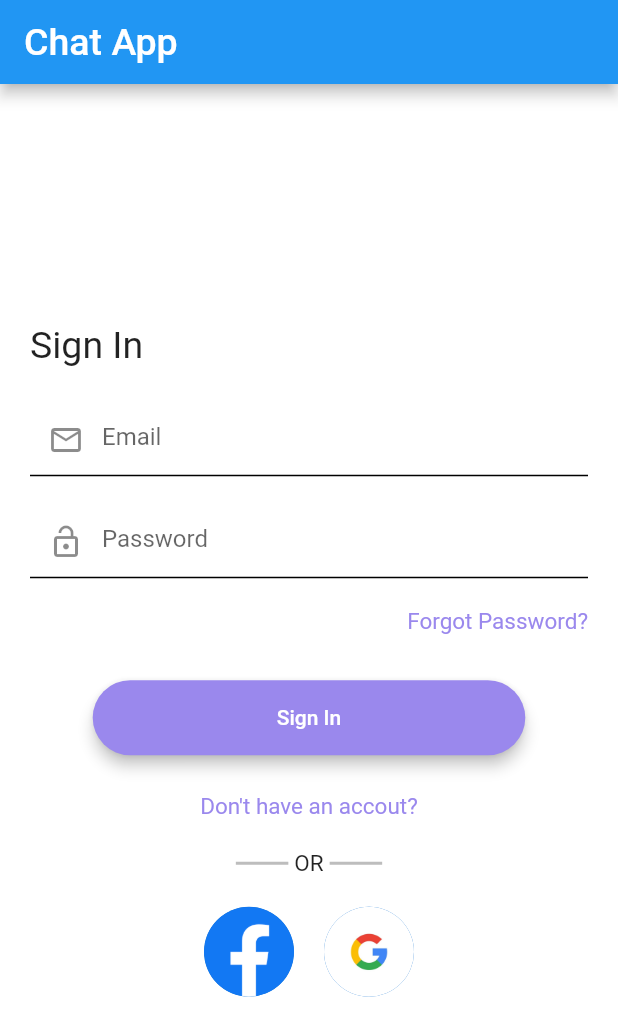
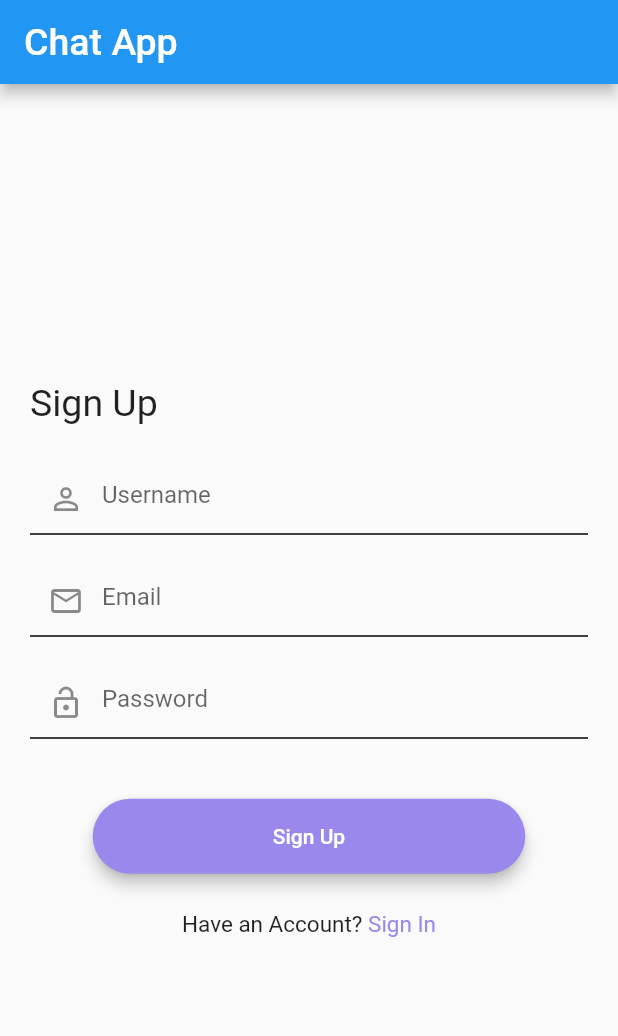
Before and after one commit to Apeksh742/chat_app, a Flutter app: the screen it shows after launch, on a phone screen of 412 x 824 dp. Shown: the top 1036 px of the screen. Run offline on Flutter 3.47's test engine with Material 2 defaults, Android fonts, the phone set to English and light mode, and no system bars; our stand-ins replace google_fonts.

Commit message:
Sign In/ Sign Up Page UI complete

```diff
--- a/lib/Pages/signin.dart
+++ b/lib/Pages/signin.dart
@@ -9,7 +9,6 @@ class SignIn extends StatefulWidget {
 class _SignInState extends State<SignIn> {
   @override
   Widget build(BuildContext context) {
-
     return Scaffold(
         appBar: appBarMain(context),
         backgroundColor: Colors.white,
@@ -22,69 +21,93 @@ class _SignInState extends State<SignIn> {
                 padding: const EdgeInsets.all(20.0),
                 child: Column(
                   children: [
-                    Align(alignment: Alignment.centerLeft,
-                    child: Text("Sign In",style: TextStyle(fontSize: 25,fontWeight: FontWeight.w400),)),
-                    SizedBox(height:25),
-                    TextField(
-                      keyboardType: TextInputType.emailAddress,
-                      decoration: InputDecoration(
-                      enabledBorder: UnderlineInputBorder(
-                        borderSide: BorderSide(color: Colors.black)
+                    Align(
+                        alignment: Alignment.centerLeft,
+                        child: Text(
+                          "Sign In",
+                          style: TextStyle(
+                              fontSize: 25, fontWeight: FontWeight.w400),
+                        )),
+                    SizedBox(height: 25),
+                    signInAndSignUpUpTextFields(
+                        context, "Email", false, Icon(Icons.email_outlined)),
+                    SizedBox(
+                      height: 20,
                     ),
-                      prefixIcon: Icon(Icons.email_outlined),
-                      hintText: "Email"
-                    ),),
-                     SizedBox(height: 20,),
-                     TextField(decoration: InputDecoration(
-                      enabledBorder: UnderlineInputBorder(
-                      borderSide: BorderSide(color: Colors.black)
-                      ),
-                      prefixIcon: Icon(Icons.lock_open,),
-                      hintText: "Password"
-                    ),
-                    obscureText: true,),
+                    signInAndSignUpUpTextFields(context, "Password", true,
+                        Icon(Icons.lock_open_outlined)),
                     SizedBox(height: 20),
                     Align(
                         alignment: Alignment.centerRight,
-                      child: Text("Forgot Password?", style: TextStyle(color: Color(0xff9A88ED),fontSize: 15),)
+                        child: Text(
+                          "Forgot Password?",
+                          style:
+                              TextStyle(color: Color(0xff9A88ED), fontSize: 15),
+                        )),
+                    SizedBox(
+                      height: 30,
                     ),
-                    SizedBox(height: 30,),
-                    MaterialButton(onPressed: (){
-
-                    },
+                    MaterialButton(
+                      onPressed: () {},
                       elevation: 4,
                       height: 50,
-                    minWidth: MediaQuery.of(context).size.width*0.7,
-                    shape: RoundedRectangleBorder(borderRadius: BorderRadius.circular(30)),
+                      minWidth: MediaQuery.of(context).size.width * 0.7,
+                      shape: RoundedRectangleBorder(
+                          borderRadius: BorderRadius.circular(30)),
                       color: Color(0xff9A88ED),
                       colorBrightness: Brightness.dark,
                       child: Text("Sign In"),
                     ),
-                    SizedBox(height: 25,),
-                    Text("Don't have an accout?",style: TextStyle(color: Color(0xff9A88ED),fontSize: 15),),
-                    SizedBox(height:20),
-                    Row(mainAxisAlignment: MainAxisAlignment.center,
+                    SizedBox(
+                      height: 25,
+                    ),
+                    Text(
+                      "Don't have an accout?",
+                      style: TextStyle(color: Color(0xff9A88ED), fontSize: 15),
+                    ),
+                    SizedBox(height: 20),
+                    Row(
+                      mainAxisAlignment: MainAxisAlignment.center,
                       children: [
-                      Container(height: 2,width:35, color: Colors.grey.shade400,),
-                      SizedBox(width:4),
-                      Text("OR",style: TextStyle(fontSize: 15)),
-                      SizedBox(width:4),
-                      Container(height: 2,width:35, color: Colors.grey.shade400,)
-                      ],),
-                    SizedBox(height: 20,),
-                    Row(mainAxisAlignment: MainAxisAlignment.center,
+                        Container(
+                          height: 2,
+                          width: 35,
+                          color: Colors.grey.shade400,
+                        ),
+                        SizedBox(width: 4),
+                        Text("OR", style: TextStyle(fontSize: 15)),
+                        SizedBox(width: 4),
+                        Container(
+                          height: 2,
+                          width: 35,
+                          color: Colors.grey.shade400,
+                        )
+                      ],
+                    ),
+                    SizedBox(
+                      height: 20,
+                    ),
+                    Row(
+                      mainAxisAlignment: MainAxisAlignment.center,
                       children: [
-                        CircleAvatar(radius: 30,backgroundImage: AssetImage("assets/logos/Facebook.png"),),
-                        SizedBox(width:20),
-                        CircleAvatar(radius: 30,backgroundImage: AssetImage("assets/logos/Google.jpg"),),
-                    ],)
+                        CircleAvatar(
+                          radius: 30,
+                          backgroundImage:
+                              AssetImage("assets/logos/Facebook.png"),
+                        ),
+                        SizedBox(width: 20),
+                        CircleAvatar(
+                          radius: 30,
+                          backgroundImage:
+                              AssetImage("assets/logos/Google.jpg"),
+                        ),
+                      ],
+                    )
                   ],
                 ),
               )
             ],
           ),
-            )
-            )
-            );
+        )));
   }
 }
--- a/lib/Pages/signup.dart
+++ b/lib/Pages/signup.dart
@@ -0,0 +1,80 @@
+import 'package:chat_app/Widget/widget.dart';
+import 'package:flutter/material.dart';
+
+class SignUp extends StatefulWidget {
+  @override
+  _SignUpState createState() => _SignUpState();
+}
+
+class _SignUpState extends State<SignUp> {
+  @override
+  Widget build(BuildContext context) {
+    return Scaffold(
+      appBar: appBarMain(context),
+      body: Center(
+            child: SingleChildScrollView(
+          child: Column(
+            mainAxisAlignment: MainAxisAlignment.center,
+            children: [
+              Padding(
+                padding: const EdgeInsets.all(20.0),
+                child: Column(
+                  children: [
+                    Align(
+                        alignment: Alignment.centerLeft,
+                        child: Text(
+                          "Sign Up",
+                          style: TextStyle(
+                              fontSize: 25, fontWeight: FontWeight.w400),
+                        )),
+                    SizedBox(height: 25),
+                    signInAndSignUpUpTextFields(
+                        context, "Username", false, Icon(Icons.person_outline)),
+                    SizedBox(height: 20),
+                    signInAndSignUpUpTextFields(
+                        context, "Email", false, Icon(Icons.email_outlined)),
+                    SizedBox(
+                      height: 20,
+                    ),
+                    signInAndSignUpUpTextFields(context, "Password", true,
+                        Icon(Icons.lock_open_outlined)),
+                    SizedBox(
+                      height: 40,
+                    ),
+                    MaterialButton(
+                      onPressed: () {},
+                      elevation: 4,
+                      height: 50,
+                      minWidth: MediaQuery.of(context).size.width * 0.7,
+                      shape: RoundedRectangleBorder(
+                          borderRadius: BorderRadius.circular(30)),
+                      color: Color(0xff9A88ED),
+                      colorBrightness: Brightness.dark,
+                      child: Text("Sign Up"),
+                    ),
+                    SizedBox(
+                      height: 25,
+                    ),
+                    Row(
+                      mainAxisAlignment: MainAxisAlignment.center,
+                      children: [
+                        Text(
+                          "Have an Account?",
+                          style: TextStyle(fontSize: 15),
+                        ),
+                        Text(
+                          " Sign In",
+                          style: TextStyle(color: Color(0xff9A88ED), fontSize: 15),
+                        ),
+
+                      ],
+                    ),
+                  ],
+                ),
+              )
+            ],
+          ),
+        )),
+    );
+  }
+}
--- a/lib/Widget/widget.dart
+++ b/lib/Widget/widget.dart
@@ -8,3 +8,18 @@ Widget appBarMain(BuildContext context) {
     style: GoogleFonts.roboto(fontWeight: FontWeight.w500, fontSize: 25),
   ));
 }
+
+TextField signInAndSignUpUpTextFields(BuildContext context, String hintText, bool obscurity, Icon icon) {
+  return TextField(
+      obscureText: obscurity,
+      cursorColor: Color(0xff9A88ED),
+      decoration: InputDecoration(
+        prefixIcon: icon,
+        enabledBorder:
+            UnderlineInputBorder(borderSide: BorderSide(color: Colors.black)),
+        hintText: hintText,
+        focusedBorder:
+            UnderlineInputBorder(borderSide: BorderSide(color: Colors.black)),
+      ),
+      );
+}
--- a/lib/main.dart
+++ b/lib/main.dart
@@ -1,4 +1,5 @@
 import 'package:chat_app/Pages/signin.dart';
+import 'package:chat_app/Pages/signup.dart';
 import 'package:flutter/material.dart';
 
 void main() {
@@ -15,7 +16,7 @@ class MyApp extends StatelessWidget {
         primarySwatch: Colors.blue,
         visualDensity: VisualDensity.adaptivePlatformDensity,
       ),
-      home: SignIn(),
+      home: SignUp(),
     );
   }
 }
```
Lines whose indentation alone changed are shown as unchanged.
